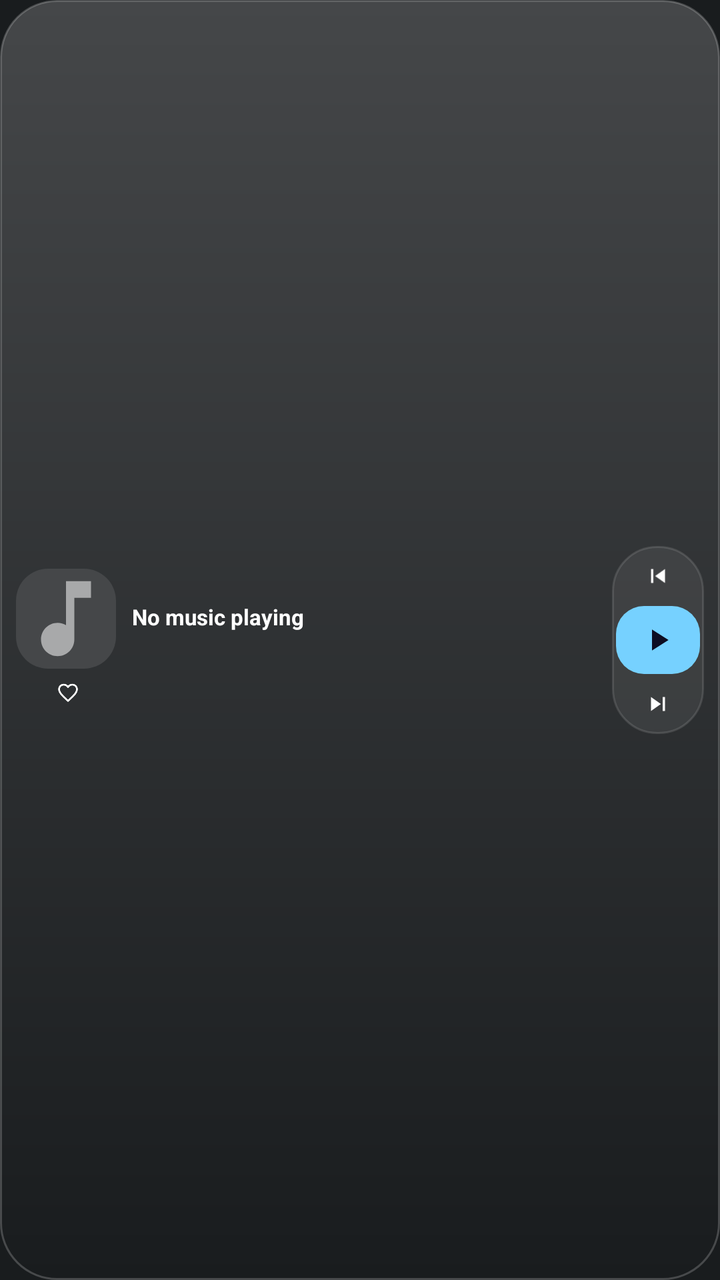
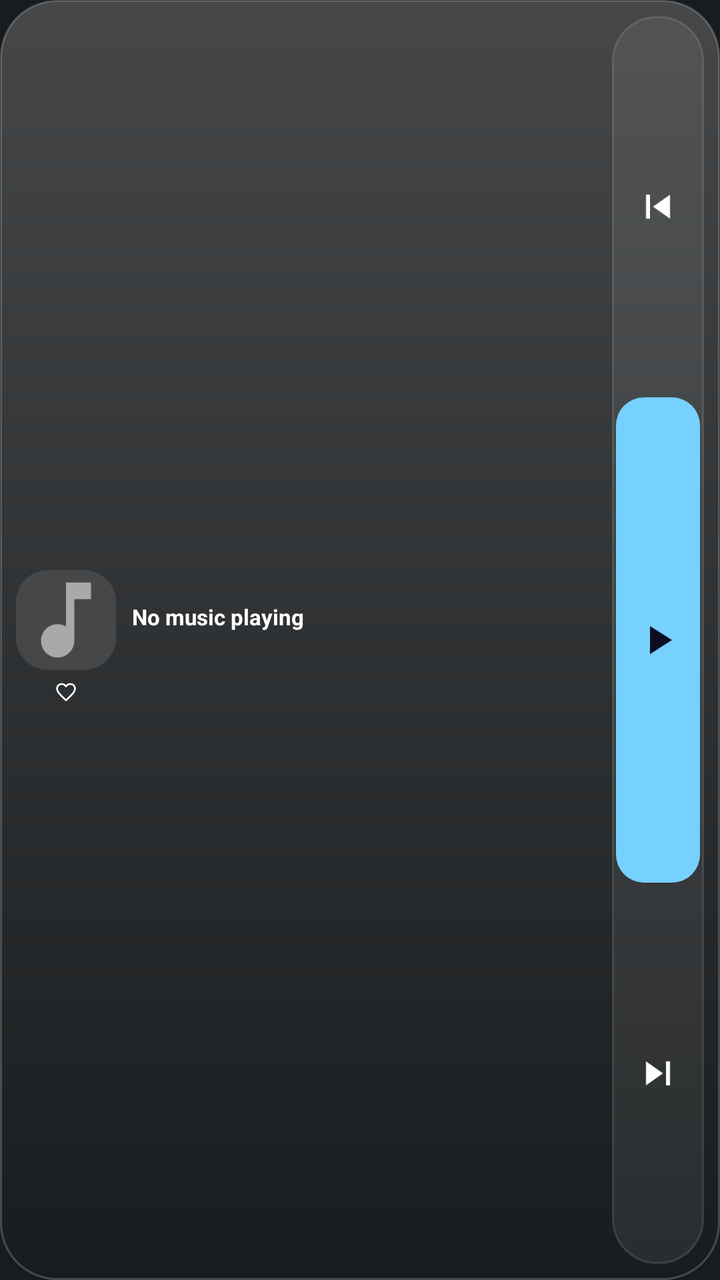

The first picture is an Android layout as it rendered before a commit; the second is the same layout after the commit. The layout source and the unified diff follow.
<!-- AndroidManifest.xml: application theme android:Theme.DeviceDefault -->
<!-- res/layout/widget_music_small.xml -->
<?xml version="1.0" encoding="utf-8"?>
<LinearLayout xmlns:android="http://schemas.android.com/apk/res/android"
    android:id="@+id/widgetRoot"
    android:layout_width="match_parent"
    android:layout_height="match_parent"
    android:background="@drawable/widget_bg"
    android:orientation="horizontal"
    android:padding="8dp"
    android:gravity="center_vertical">

    
    <LinearLayout
        android:layout_width="wrap_content"
        android:layout_height="wrap_content"
        android:orientation="vertical"
        android:gravity="center_horizontal">

        <ImageView
            android:id="@+id/albumArt"
            android:layout_width="50dp"
            android:layout_height="50dp"
            android:scaleType="centerCrop"
            android:background="@drawable/album_art_bg"
            android:src="@drawable/ic_music_note"/>

        <LinearLayout
            android:layout_width="wrap_content"
            android:layout_height="wrap_content"
            android:layout_marginTop="3dp"
            android:orientation="horizontal"
            android:gravity="center_vertical">

            <ImageView
                android:id="@+id/btnLike"
                android:layout_width="18dp"
                android:layout_height="18dp"
                android:layout_marginStart="2dp"
                android:src="@drawable/ic_heart_outline"
                android:background="@drawable/ripple_cell_sm"
                android:scaleType="centerInside"
                android:padding="3dp"/>

        </LinearLayout>

    </LinearLayout>

    
    <LinearLayout
        android:layout_width="0dp"
        android:layout_height="wrap_content"
        android:layout_weight="1"
        android:layout_marginStart="8dp"
        android:layout_marginEnd="6dp"
        android:orientation="vertical"
        android:gravity="center_vertical">

        <TextView
            android:id="@+id/songTitle"
            android:layout_width="match_parent"
            android:layout_height="wrap_content"
            android:text="No music playing"
            android:textColor="#FFFFFFFF"
            android:textSize="11sp"
            android:textStyle="bold"
            android:maxLines="2"
            android:ellipsize="end"
            android:autoSizeTextType="uniform"
            android:autoSizeMinTextSize="8sp"
            android:autoSizeMaxTextSize="12sp"/>

        <TextView
            android:id="@+id/artistName"
            android:layout_width="match_parent"
            android:layout_height="wrap_content"
            android:text=""
            android:textColor="#CCFFFFFF"
            android:textSize="9sp"
            android:maxLines="2"
            android:ellipsize="end"
            android:autoSizeTextType="uniform"
            android:autoSizeMinTextSize="7sp"
            android:autoSizeMaxTextSize="10sp"/>

        <TextView
            android:id="@+id/albumName"
            android:layout_width="match_parent"
            android:layout_height="wrap_content"
            android:text=""
            android:textColor="#99FFFFFF"
            android:textSize="8sp"
            android:maxLines="1"
            android:ellipsize="end"
            android:autoSizeTextType="uniform"
            android:autoSizeMinTextSize="7sp"
            android:autoSizeMaxTextSize="9sp"/>

    </LinearLayout>

    
    <LinearLayout
        android:layout_width="46dp"
        android:layout_height="wrap_content"
        android:background="@drawable/dock_bg"
        android:orientation="vertical"
        android:padding="2dp"
        android:gravity="center">

        <ImageView
            android:id="@+id/btnPrev"
            android:layout_width="42dp"
            android:layout_height="26dp"
            android:src="@drawable/ic_skip_previous"
            android:background="@drawable/ripple_cell"
            android:scaleType="centerInside"
            android:padding="6dp"/>

        <ImageView
            android:id="@+id/btnPlayPause"
            android:layout_width="42dp"
            android:layout_height="34dp"
            android:layout_marginTop="2dp"
            android:src="@drawable/ic_play"
            android:background="@drawable/play_pill"
            android:scaleType="centerInside"
            android:padding="8dp"/>

        <ImageView
            android:id="@+id/btnNext"
            android:layout_width="42dp"
            android:layout_height="26dp"
            android:layout_marginTop="2dp"
            android:src="@drawable/ic_skip_next"
            android:background="@drawable/ripple_cell"
            android:scaleType="centerInside"
            android:padding="6dp"/>

    </LinearLayout>

    
    <ImageView
        android:id="@+id/btnShuffle"
        android:layout_width="0dp"
        android:layout_height="0dp"
        android:visibility="gone"/>
    <ImageView
        android:id="@+id/btnRepeat"
        android:layout_width="0dp"
        android:layout_height="0dp"
        android:visibility="gone"/>

</LinearLayout>
<!-- resources referenced by this layout -->
<resources>
  <!-- drawable album_art_bg (drawable) -->
  <?xml version="1.0" encoding="utf-8"?>
  <shape xmlns:android="http://schemas.android.com/apk/res/android">
      <solid android:color="#33FFFFFF"/>
      <corners android:radius="16dp"/>
  </shape>
  <!-- drawable dock_bg (drawable) -->
  <?xml version="1.0" encoding="utf-8"?>
  <shape xmlns:android="http://schemas.android.com/apk/res/android">
      <solid android:color="#12FFFFFF"/>
      <corners android:radius="22dp"/>
      <stroke
          android:width="1dp"
          android:color="#1FFFFFFF"/>
  </shape>
  <!-- drawable ic_music_note (drawable) -->
  <vector xmlns:android="http://schemas.android.com/apk/res/android"
      android:width="24dp" android:height="24dp"
      android:viewportWidth="24" android:viewportHeight="24">
      <path android:fillColor="#88FFFFFF"
          android:pathData="M12,3v10.55c-0.59,-0.34 -1.27,-0.55 -2,-0.55 -2.21,0 -4,1.79 -4,4s1.79,4 4,4 4,-1.79 4,-4V7h4V3h-6z"/>
  </vector>
  <!-- drawable ic_play (drawable) -->
  <vector xmlns:android="http://schemas.android.com/apk/res/android"
      android:width="24dp" android:height="24dp"
      android:viewportWidth="24" android:viewportHeight="24">
      <path android:fillColor="#FF0D0D22"
          android:pathData="M8,5v14l11,-7z"/>
  </vector>
  <!-- drawable ic_skip_next (drawable) -->
  <vector xmlns:android="http://schemas.android.com/apk/res/android"
      android:width="24dp" android:height="24dp"
      android:viewportWidth="24" android:viewportHeight="24">
      <path android:fillColor="#FFFFFFFF"
          android:pathData="M6,18l8.5,-6L6,6v12zM16,6v12h2V6h-2z"/>
  </vector>
  <!-- drawable ic_skip_previous (drawable) -->
  <vector xmlns:android="http://schemas.android.com/apk/res/android"
      android:width="24dp" android:height="24dp"
      android:viewportWidth="24" android:viewportHeight="24">
      <path android:fillColor="#FFFFFFFF"
          android:pathData="M6,6h2v12H6zM9.5,12l8.5,6V6z"/>
  </vector>
  <!-- drawable play_pill (drawable) -->
  <?xml version="1.0" encoding="utf-8"?>
  <selector xmlns:android="http://schemas.android.com/apk/res/android">
      <item android:state_pressed="true">
          <shape android:shape="rectangle">
              <solid android:color="#FFE3BD"/>
              <corners android:radius="14dp"/>
          </shape>
      </item>
      <item>
          <shape android:shape="rectangle">
              <solid android:color="#FFFFFFFF"/>
              <corners android:radius="14dp"/>
          </shape>
      </item>
  </selector>
  <!-- drawable ripple_cell (drawable) -->
  <?xml version="1.0" encoding="utf-8"?>
  <selector xmlns:android="http://schemas.android.com/apk/res/android">
      <item android:state_pressed="true">
          <shape android:shape="rectangle">
              <solid android:color="#38FFFFFF"/>
              <corners android:radius="14dp"/>
          </shape>
      </item>
      <item>
          <shape android:shape="rectangle">
              <solid android:color="#00000000"/>
              <corners android:radius="14dp"/>
          </shape>
      </item>
  </selector>
  <!-- drawable ripple_cell_sm (drawable) -->
  <?xml version="1.0" encoding="utf-8"?>
  <selector xmlns:android="http://schemas.android.com/apk/res/android">
      <item android:state_pressed="true">
          <shape android:shape="rectangle">
              <solid android:color="#38FFFFFF"/>
              <corners android:radius="7dp"/>
          </shape>
      </item>
      <item>
          <shape android:shape="rectangle">
              <solid android:color="#00000000"/>
              <corners android:radius="7dp"/>
          </shape>
      </item>
  </selector>
  <!-- drawable widget_bg (drawable) -->
  <?xml version="1.0" encoding="utf-8"?>
  <shape xmlns:android="http://schemas.android.com/apk/res/android">
      <solid android:color="#E61A1B1F"/>
      <corners android:radius="28dp"/>
      <stroke
          android:width="1dp"
          android:color="#26FFFFFF"/>
  </shape>
  <!-- unchanged entries left out for length: 1 -->
</resources>

<!-- the commit's change to res/layout/widget_music_small.xml (unified diff, before → after) -->
@@ -8,9 +8,8 @@
     android:padding="8dp"
     android:gravity="center_vertical">
 
-    
     <LinearLayout
-        android:layout_width="wrap_content"
+        android:layout_width="50dp"
         android:layout_height="wrap_content"
         android:orientation="vertical"
         android:gravity="center_horizontal">
@@ -23,28 +22,18 @@
             android:background="@drawable/album_art_bg"
             android:src="@drawable/ic_music_note"/>
 
-        <LinearLayout
-            android:layout_width="wrap_content"
-            android:layout_height="wrap_content"
-            android:layout_marginTop="3dp"
-            android:orientation="horizontal"
-            android:gravity="center_vertical">
-
-            <ImageView
-                android:id="@+id/btnLike"
-                android:layout_width="18dp"
-                android:layout_height="18dp"
-                android:layout_marginStart="2dp"
-                android:src="@drawable/ic_heart_outline"
-                android:background="@drawable/ripple_cell_sm"
-                android:scaleType="centerInside"
-                android:padding="3dp"/>
-
-        </LinearLayout>
+        <ImageView
+            android:id="@+id/btnLike"
+            android:layout_width="18dp"
+            android:layout_height="18dp"
+            android:layout_marginTop="2dp"
+            android:src="@drawable/ic_heart_outline"
+            android:background="@drawable/ripple_cell_sm"
+            android:scaleType="centerInside"
+            android:padding="3dp"/>
 
     </LinearLayout>
 
-    
     <LinearLayout
         android:layout_width="0dp"
         android:layout_height="wrap_content"
@@ -96,10 +85,9 @@
 
     </LinearLayout>
 
-    
     <LinearLayout
         android:layout_width="46dp"
-        android:layout_height="wrap_content"
+        android:layout_height="match_parent"
         android:background="@drawable/dock_bg"
         android:orientation="vertical"
         android:padding="2dp"
@@ -107,36 +95,38 @@
 
         <ImageView
             android:id="@+id/btnPrev"
-            android:layout_width="42dp"
-            android:layout_height="26dp"
+            android:layout_width="match_parent"
+            android:layout_height="0dp"
+            android:layout_weight="1"
             android:src="@drawable/ic_skip_previous"
             android:background="@drawable/ripple_cell"
             android:scaleType="centerInside"
-            android:padding="6dp"/>
+            android:padding="7dp"/>
 
         <ImageView
             android:id="@+id/btnPlayPause"
-            android:layout_width="42dp"
-            android:layout_height="34dp"
+            android:layout_width="match_parent"
+            android:layout_height="0dp"
+            android:layout_weight="1.3"
             android:layout_marginTop="2dp"
             android:src="@drawable/ic_play"
             android:background="@drawable/play_pill"
             android:scaleType="centerInside"
-            android:padding="8dp"/>
+            android:padding="9dp"/>
 
         <ImageView
             android:id="@+id/btnNext"
-            android:layout_width="42dp"
-            android:layout_height="26dp"
+            android:layout_width="match_parent"
+            android:layout_height="0dp"
+            android:layout_weight="1"
             android:layout_marginTop="2dp"
             android:src="@drawable/ic_skip_next"
             android:background="@drawable/ripple_cell"
             android:scaleType="centerInside"
-            android:padding="6dp"/>
+            android:padding="7dp"/>
 
     </LinearLayout>
 
-    
     <ImageView
         android:id="@+id/btnShuffle"
         android:layout_width="0dp"
